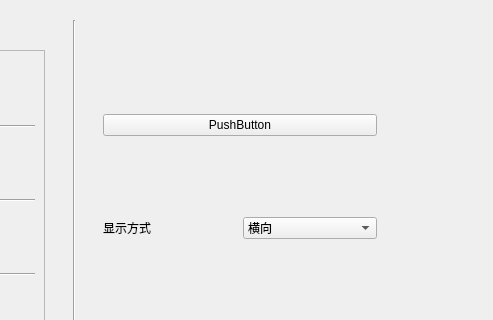
georgezzzh/SpotifyLyricQt, file Lyrics/settings.ui: the form before one commit; both pictures show x 86 to 579 and y 0 to 320 of the 579 by 436 pixel window.
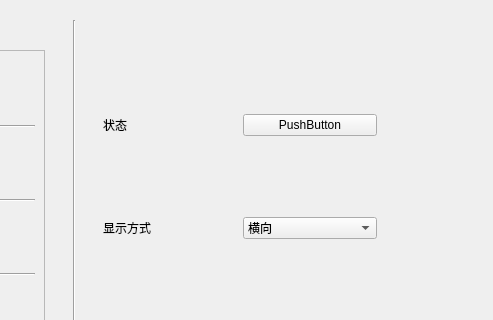
The form after the commit. Custom widgets are drawn as their Qt base class.

Commit message: 修改语言翻译无效bug&窗口标题等

Diff of the .ui file:
```diff
--- a/Lyrics/settings.ui
+++ b/Lyrics/settings.ui
@@ -175,12 +175,23 @@
       <widget class="QWidget" name="page_3">
        <layout class="QVBoxLayout" name="verticalLayout_3">
         <item>
+         <layout class="QHBoxLayout" name="horizontalLayout_4">
+          <item>
+           <widget class="QLabel" name="label_3">
+            <property name="text">
+             <string>状态</string>
+            </property>
+           </widget>
+          </item>
+          <item>
          <widget class="AppleButton" name="lrcStatus">
           <property name="text">
            <string>PushButton</string>
           </property>
          </widget>
         </item>
+         </layout>
+        </item>
         <item>
          <layout class="QHBoxLayout" name="horizontalLayout_3">
           <item>
```
Left out of the diff: 9 changed lines with no effect on the pictures. Lines whose indentation alone changed are shown as unchanged. The commit also changes 4 other files.
